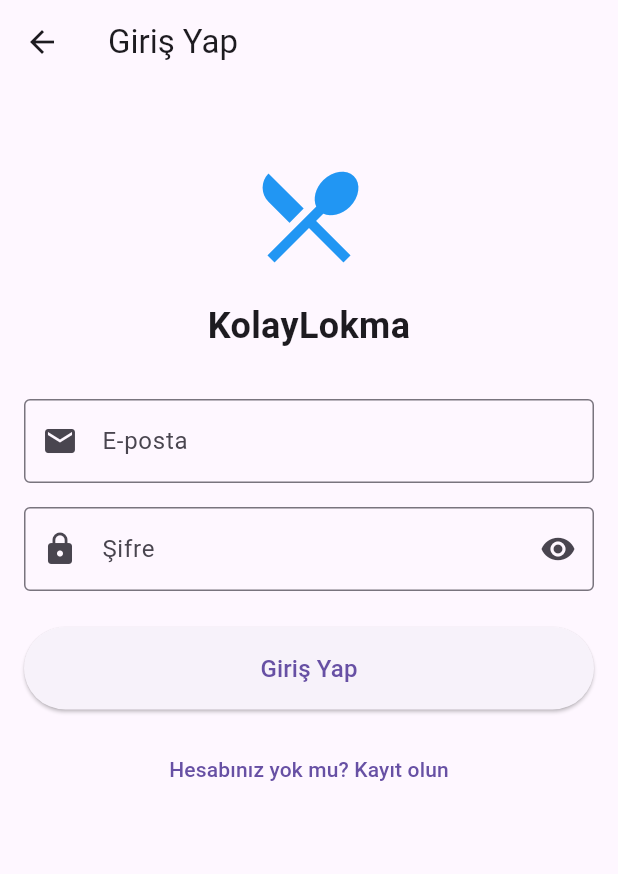
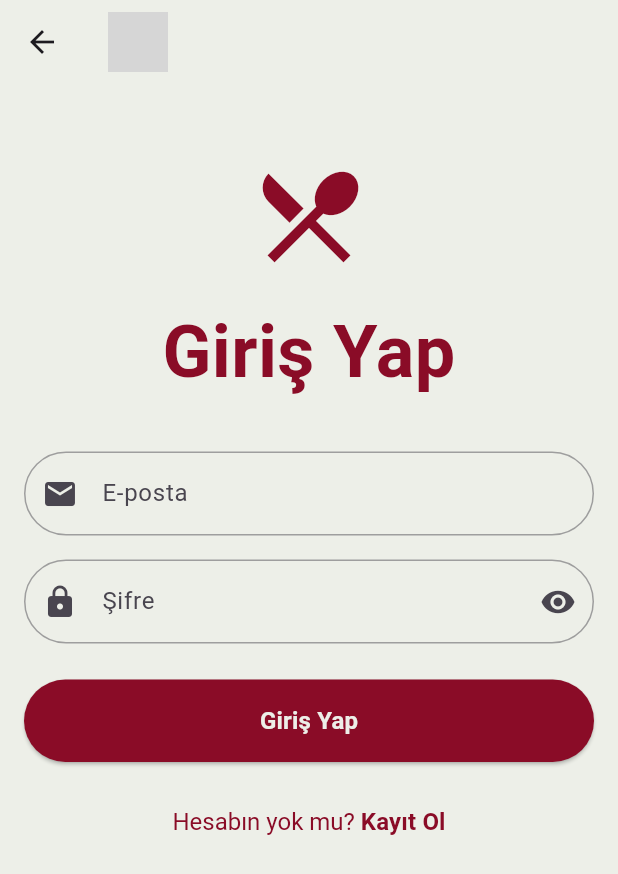
Before and after one commit to Bullitt08/kolaylokmamobil, a Flutter app: the screen it shows after launch, item 4 of the bottom bar chosen, after a tap on "Giriş Yap", on a phone screen of 412 x 824 dp. Shown: the top 874 px of the screen. Run offline on Flutter 3.47's test engine with Material 3 defaults, Android fonts, the phone set to English and light mode, and no system bars; our stand-ins replace flutter_map, geolocator, image_picker, latlong2, supabase_flutter; accounts and stored records are empty; grey boxes are pictures that could not be loaded.

Commit message:
Login sayfası ve logo güncellendi

```diff
--- a/lib/main.dart
+++ b/lib/main.dart
@@ -359,7 +359,7 @@ class _MainScreenState extends State<MainScreen> {
                   },
                   child: const Text(
                     'Uygula',
-                    style: TextStyle(color: Colors.white , fontWeight: FontWeight.bold ,
+                    style: TextStyle(color: Color(0xFFEDEFE8) , fontWeight: FontWeight.bold ,
                     ),
                   ),
                 ),
@@ -443,12 +443,9 @@ class _MainScreenState extends State<MainScreen> {
   Widget build(BuildContext context) {
     return Scaffold(
       appBar: AppBar(
-        title: const Text(
-          'Kolaylokma',
-          style: TextStyle(
-            color: Color(0xFF8A0C27),
-            fontWeight: FontWeight.bold,
-          ),
+        title: Image.asset(
+          'web/icons/logo.png',
+          height: 40,
         ),
         backgroundColor: Color(0xFFEDEFE8),
         elevation: 2,
@@ -488,8 +485,7 @@ class _MainScreenState extends State<MainScreen> {
         onTap: _onItemTapped,
         type: BottomNavigationBarType.fixed,
         selectedItemColor: Color(0xFF8A0C27),
-        backgroundColor: Colors.white,
-        unselectedItemColor: Color(0xFFD1CEBD),
+        backgroundColor: Color(0xFFEDEFE8),
       ),
     );
   }
--- a/lib/screens/login_page.dart
+++ b/lib/screens/login_page.dart
@@ -62,7 +62,7 @@ class _LoginPageState extends State<LoginPage> {
           ScaffoldMessenger.of(context).showSnackBar(
             SnackBar(
               content: Text(errorMessage),
-              backgroundColor: Colors.red,
+              backgroundColor: Color(0xFF8A0C27),
               behavior: SnackBarBehavior.floating,
               margin: const EdgeInsets.all(16),
             ),
@@ -79,7 +79,9 @@ class _LoginPageState extends State<LoginPage> {
   @override
   Widget build(BuildContext context) {
     return Scaffold(
+      backgroundColor: const Color(0xFFEDEFE8),
       appBar: AppBar(
+        backgroundColor: Color(0xFFEDEFE8),
         leading: IconButton(
           icon: const Icon(Icons.arrow_back),
           onPressed: () => Navigator.pushReplacement(
@@ -87,7 +89,10 @@ class _LoginPageState extends State<LoginPage> {
             MaterialPageRoute(builder: (context) => const MainScreen()),
           ),
         ),
-        title: const Text('Giriş Yap'),
+        title: Image.asset(
+          'web/icons/logo.png',
+          height: 40,
+        ),
         elevation: 0,
       ),
       body: SingleChildScrollView(
@@ -102,18 +107,20 @@ class _LoginPageState extends State<LoginPage> {
               const Icon(
                 Icons.restaurant_menu,
                 size: 80,
-                color: Colors.blue,
+                color: Color(0xFF8A0C27),
               ),
               const SizedBox(height: 16),
               const Text(
-                'KolayLokma',
+                'Giriş Yap',
                 textAlign: TextAlign.center,
                 style: TextStyle(
-                  fontSize: 24,
+                  fontSize: 48,
                   fontWeight: FontWeight.bold,
+                  color: Color(0xFF8A0C27),
                 ),
               ),
               const SizedBox(height: 32),
+
               // E-posta alanı
               TextFormField(
                 controller: _emailController,
@@ -121,7 +128,17 @@ class _LoginPageState extends State<LoginPage> {
                 decoration: const InputDecoration(
                   labelText: 'E-posta',
                   prefixIcon: Icon(Icons.email),
-                  border: OutlineInputBorder(),
+                  border: OutlineInputBorder(
+                    borderRadius: BorderRadius.all(Radius.circular(30)),
+                  ),
+                  enabledBorder: OutlineInputBorder(
+                    borderRadius: BorderRadius.all(Radius.circular(30)),
+                    borderSide: BorderSide(color: Colors.grey),
+                  ),
+                  focusedBorder: OutlineInputBorder(
+                    borderRadius: BorderRadius.all(Radius.circular(30)),
+                    borderSide: BorderSide(color: Color(0xFF8A0C27)),
+                  ),
                 ),
                 validator: (value) {
                   if (value == null || value.isEmpty) {
@@ -133,7 +150,9 @@ class _LoginPageState extends State<LoginPage> {
                   return null;
                 },
               ),
+
               const SizedBox(height: 16),
+
               // Şifre alanı
               TextFormField(
                 controller: _passwordController,
@@ -151,7 +170,17 @@ class _LoginPageState extends State<LoginPage> {
                       });
                     },
                   ),
-                  border: const OutlineInputBorder(),
+                  border: const OutlineInputBorder(
+                    borderRadius: BorderRadius.all(Radius.circular(30)),
+                  ),
+                  enabledBorder: const OutlineInputBorder(
+                    borderRadius: BorderRadius.all(Radius.circular(30)),
+                    borderSide: BorderSide(color: Colors.grey),
+                  ),
+                  focusedBorder: const OutlineInputBorder(
+                    borderRadius: BorderRadius.all(Radius.circular(30)),
+                    borderSide: BorderSide(color: Color(0xFF8A0C27)),
+                  ),
                 ),
                 validator: (value) {
                   if (value == null || value.isEmpty) {
@@ -163,12 +192,16 @@ class _LoginPageState extends State<LoginPage> {
                   return null;
                 },
               ),
+
+
               const SizedBox(height: 24),
+
               // Giriş yap butonu
               ElevatedButton(
                 onPressed: _isLoading ? null : _login,
                 style: ElevatedButton.styleFrom(
                   padding: const EdgeInsets.symmetric(vertical: 16),
+                  backgroundColor: const Color(0xFF8A0C27),
                 ),
                 child: _isLoading
                     ? const SizedBox(
@@ -176,18 +209,37 @@ class _LoginPageState extends State<LoginPage> {
                   width: 20,
                   child: CircularProgressIndicator(
                     strokeWidth: 2,
-                          valueColor:
-                              AlwaysStoppedAnimation<Color>(Colors.white),
+                    valueColor: AlwaysStoppedAnimation<Color>(Colors.white),
                   ),
                 )
                     : const Text(
                   'Giriş Yap',
-                        style: TextStyle(fontSize: 16),
+                  style: TextStyle(
+                    color: Color(0xFFEDEFE8),
+                    fontWeight: FontWeight.bold,
+                    fontSize: 16,
                   ),
                 ),
+              ),
+
               const SizedBox(height: 16),
-              // Kayıt ol butonu
-              TextButton(
+
+              //kayıt olun butonu
+              Center(
+                child: RichText(
+                  textAlign: TextAlign.center,
+                  text: TextSpan(
+                    text: 'Hesabın yok mu? ',
+                    style: const TextStyle(
+                      color: Color(0xFF8A0C27),
+                      fontWeight: FontWeight.normal,
+                      fontSize: 16,
+                    ),
+                    children: [
+                      WidgetSpan(
+                        alignment: PlaceholderAlignment.baseline,
+                        baseline: TextBaseline.alphabetic,
+                        child: TextButton(
                           onPressed: () {
                             Navigator.push(
                               context,
@@ -196,8 +248,26 @@ class _LoginPageState extends State<LoginPage> {
                               ),
                             );
                           },
-                child: const Text('Hesabınız yok mu? Kayıt olun'),
+                          child: const Text(
+                            'Kayıt Ol',
+                            style: TextStyle(
+                              color: Color(0xFF8A0C27),
+                              fontWeight: FontWeight.bold,
+                              fontSize: 16,
                             ),
+                          ),
+                          style: TextButton.styleFrom(
+                            padding: EdgeInsets.zero,
+                            minimumSize: Size(0, 0),
+                          ),
+                        ),
+                      ),
+                    ],
+                  ),
+                ),
+              ),
+
+
             ],
           ),
         ),
--- a/lib/screens/profile_page.dart
+++ b/lib/screens/profile_page.dart
@@ -34,9 +34,7 @@ class _ProfilePageState extends State<ProfilePage> {
   @override
   Widget build(BuildContext context) {
     return Scaffold(
-      appBar: AppBar(
-        title: const Text('Hesabım'),
-      ),
+      backgroundColor: Color(0xFFEDEFE8),
       body: StreamBuilder<bool>(
         stream: AuthService().authStateChanges,
         builder: (context, snapshot) {
@@ -64,12 +62,13 @@ class _ProfilePageState extends State<ProfilePage> {
           const Icon(
             Icons.account_circle,
             size: 100,
-            color: Colors.grey,
+            color: Color(0xFFA80C27),
           ),
           const SizedBox(height: 16),
           const Text(
             'Giriş yapmanız gerekiyor',
             style: TextStyle(
+              color: Color(0xFFA80C27),
               fontSize: 20,
               fontWeight: FontWeight.bold,
             ),
@@ -79,11 +78,12 @@ class _ProfilePageState extends State<ProfilePage> {
             'Profil bilgilerinizi görüntülemek için\nlütfen giriş yapın',
             textAlign: TextAlign.center,
             style: TextStyle(
-              color: Colors.grey,
+              color: Color(0xFFA80C27),
             ),
           ),
           const SizedBox(height: 24),
           ElevatedButton(
+
             onPressed: () {
               Navigator.pushReplacement(
                 context,
@@ -93,14 +93,18 @@ class _ProfilePageState extends State<ProfilePage> {
               );
             },
             style: ElevatedButton.styleFrom(
+              backgroundColor: const Color(0xFF8A0C27),
               padding: const EdgeInsets.symmetric(
                 horizontal: 32,
                 vertical: 16,
               ),
             ),
-            child: const Text(
-              'Giriş Yap',
-              style: TextStyle(fontSize: 16),
+            child: const Text('Giriş Yap',
+              style: TextStyle(
+                color: Color(0xFFEDEFE8),
+                fontWeight: FontWeight.bold,
+                fontSize: 16,
+              ),
             ),
           ),
         ],
@@ -211,6 +215,7 @@ class _ProfilePageState extends State<ProfilePage> {
                 icon: const Icon(Icons.exit_to_app),
                 label: const Text('Çıkış Yap'),
                 style: ElevatedButton.styleFrom(
+                  backgroundColor:Color(0xFF8A0C27),
                   minimumSize: const Size(double.infinity, 50),
                 ),
               ),
--- a/pubspec.yaml
+++ b/pubspec.yaml
@@ -56,7 +56,8 @@ dev_dependencies:
 
 # The following section is specific to Flutter packages.
 flutter:
-
+  assets:
+    - web/icons/logo.png
   # The following line ensures that the Material Icons font is
   # included with your application, so that you can use the icons in
   # the material Icons class.
```
Also changed, not shown: 1 other file. Lines whose indentation alone changed are shown as unchanged.
